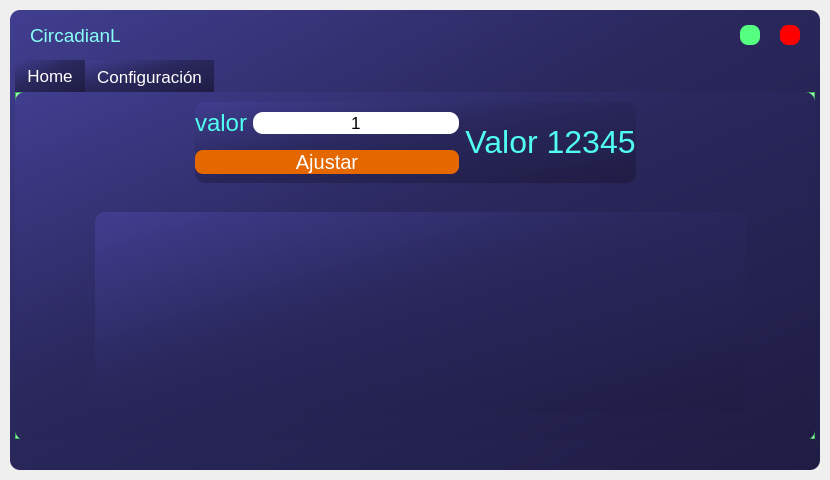
Before: the Qt Designer form UI/ECUI.ui in caverar/EstacionIluminacionCircadiana, drawn with Qt 5.
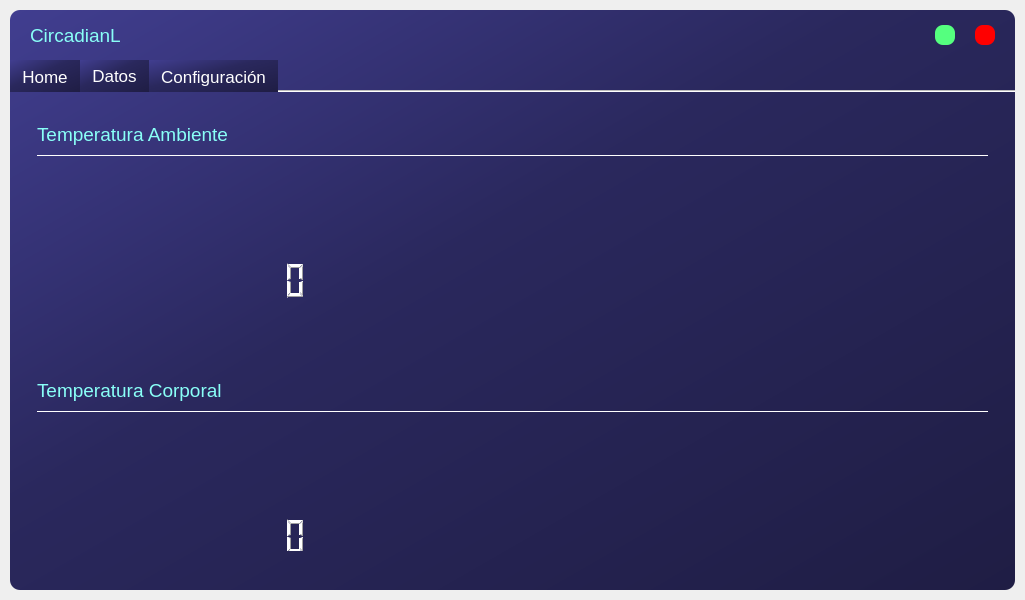
After: the same form once the commit is applied. The open tabs and pages were chosen to show the change.

Commit message: UI with organized data plot

What changed in the file:
```diff
--- a/UI/ECUI.ui
+++ b/UI/ECUI.ui
@@ -6,8 +6,8 @@
    <rect>
     <x>0</x>
     <y>0</y>
-    <width>830</width>
-    <height>480</height>
+    <width>1025</width>
+    <height>600</height>
    </rect>
   </property>
   <property name="windowTitle">
@@ -27,7 +27,7 @@
     <property name="bottomMargin">
      <number>10</number>
     </property>
-    <item row="0" column="0">
+    <item>
      <widget class="QFrame" name="drop_shadow_frame">
       <property name="enabled">
        <bool>true</bool>
@@ -239,8 +239,13 @@
        </item>
        <item>
         <widget class="QFrame" name="content_bar">
+         <property name="autoFillBackground">
+          <bool>false</bool>
+         </property>
          <property name="styleSheet">
-          <string notr="true">background-color:none;</string>
+          <string notr="true">background-color:none;
+border-radius: 0px;
+</string>
          </property>
          <property name="frameShape">
           <enum>QFrame::StyledPanel</enum>
@@ -248,24 +253,39 @@
          <property name="frameShadow">
           <enum>QFrame::Raised</enum>
          </property>
+         <property name="lineWidth">
+          <number>1</number>
+         </property>
          <layout class="QHBoxLayout" name="horizontalLayout_3">
           <property name="spacing">
            <number>0</number>
           </property>
+          <property name="sizeConstraint">
+           <enum>QLayout::SetDefaultConstraint</enum>
+          </property>
           <property name="leftMargin">
-           <number>5</number>
+           <number>0</number>
           </property>
           <property name="topMargin">
            <number>0</number>
           </property>
           <property name="rightMargin">
-           <number>5</number>
+           <number>0</number>
           </property>
           <property name="bottomMargin">
            <number>0</number>
           </property>
           <item>
            <widget class="QTabWidget" name="tabWidget">
+            <property name="enabled">
+             <bool>true</bool>
+            </property>
+            <property name="sizePolicy">
+             <sizepolicy hsizetype="Expanding" vsizetype="Expanding">
+              <horstretch>0</horstretch>
+              <verstretch>0</verstretch>
+             </sizepolicy>
+            </property>
             <property name="palette">
              <palette>
               <active>
@@ -784,10 +804,10 @@
              <enum>Qt::ElideNone</enum>
             </property>
             <property name="usesScrollButtons">
-             <bool>true</bool>
+             <bool>false</bool>
             </property>
             <property name="documentMode">
-             <bool>false</bool>
+             <bool>true</bool>
             </property>
             <property name="tabsClosable">
              <bool>false</bool>
@@ -799,83 +819,170 @@
              <bool>false</bool>
             </property>
             <widget class="QWidget" name="main_tab">
+             <property name="enabled">
+              <bool>true</bool>
+             </property>
+             <property name="sizePolicy">
+              <sizepolicy hsizetype="Expanding" vsizetype="Expanding">
+               <horstretch>0</horstretch>
+               <verstretch>0</verstretch>
+              </sizepolicy>
+             </property>
              <property name="autoFillBackground">
               <bool>false</bool>
              </property>
              <property name="styleSheet">
-              <string notr="true">   background-color: qlineargradient(spread:pad, x1:0, y1:0, x2:1, y2:1, stop:0       rgba(65, 62, 144, 255), stop:0.426316 rgba(42, 40, 93, 255), stop:1 rgba(31, 29, 68, 255));</string>
+              <string notr="true"/>
              </property>
              <attribute name="title">
               <string>Home</string>
              </attribute>
+             <widget class="QWidget" name="verticalLayoutWidget">
+              <property name="geometry">
+               <rect>
+                <x>350</x>
+                <y>150</y>
+                <width>571</width>
+                <height>221</height>
+               </rect>
+              </property>
+              <layout class="QVBoxLayout" name="data_plot_layout">
+               <property name="spacing">
+                <number>0</number>
+               </property>
+               <property name="sizeConstraint">
+                <enum>QLayout::SetMinimumSize</enum>
+               </property>
+               <property name="rightMargin">
+                <number>0</number>
+               </property>
+              </layout>
+             </widget>
+             <widget class="QPushButton" name="led_button">
+              <property name="geometry">
+               <rect>
+                <x>90</x>
+                <y>320</y>
+                <width>200</width>
+                <height>24</height>
+               </rect>
+              </property>
+              <property name="font">
+               <font>
+                <pointsize>15</pointsize>
+                <weight>50</weight>
+                <italic>false</italic>
+                <bold>false</bold>
+                <strikeout>false</strikeout>
+               </font>
+              </property>
+              <property name="styleSheet">
+               <string notr="true">
+
+QPushButton{
+	border:none;
+	border-radius: 8px;	
+	background-color: rgb(229, 103, 0);
+	color: rgb(255, 255, 255);
+}
+QPushButton:hover{
+	
+	background-color: rgba(229, 103, 0, 150);
+	color: rgb(255, 255, 255);
+}
+
+    </string>
+              </property>
+              <property name="text">
+               <string>Test LED</string>
+              </property>
+             </widget>
+             <widget class="QPushButton" name="connection_button">
+              <property name="geometry">
+               <rect>
+                <x>110</x>
+                <y>40</y>
+                <width>200</width>
+                <height>24</height>
+               </rect>
+              </property>
+              <property name="font">
+               <font>
+                <pointsize>15</pointsize>
+                <weight>50</weight>
+                <italic>false</italic>
+                <bold>false</bold>
+                <strikeout>false</strikeout>
+               </font>
+              </property>
+              <property name="styleSheet">
+               <string notr="true">
+
+QPushButton{
+	border:none;
+	border-radius: 8px;	
+	background-color: rgb(229, 103, 0);
+	color: rgb(255, 255, 255);
+}
+QPushButton:hover{
+	
+	background-color: rgba(229, 103, 0, 150);
+	color: rgb(255, 255, 255);
+}
+
+    </string>
+              </property>
+              <property name="text">
+               <string>Conectar</string>
+              </property>
+             </widget>
+             <widget class="QLabel" name="connection_status">
+              <property name="geometry">
+               <rect>
+                <x>310</x>
+                <y>50</y>
+                <width>200</width>
+                <height>25</height>
+               </rect>
+              </property>
+              <property name="minimumSize">
+               <size>
+                <width>200</width>
+                <height>0</height>
+               </size>
+              </property>
+              <property name="maximumSize">
+               <size>
+                <width>20</width>
+                <height>16777215</height>
+               </size>
+              </property>
+              <property name="font">
+               <font>
+                <pointsize>18</pointsize>
+               </font>
+              </property>
+              <property name="styleSheet">
+               <string notr="true">color: rgb(255, 255, 255);</string>
+              </property>
+              <property name="text">
+               <string>Desconectado</string>
+              </property>
+              <property name="alignment">
+               <set>Qt::AlignCenter</set>
+              </property>
+             </widget>
              <widget class="QWidget" name="layoutWidget">
               <property name="geometry">
                <rect>
-                <x>180</x>
-                <y>10</y>
-                <width>441</width>
-                <height>81</height>
+                <x>90</x>
+                <y>151</y>
+                <width>211</width>
+                <height>111</height>
                </rect>
               </property>
-              <layout class="QGridLayout" name="gridLayout">
-               <item row="0" column="0">
-                <widget class="QLabel" name="mult_label">
-                 <property name="font">
-                  <font>
-                   <pointsize>18</pointsize>
-                  </font>
-                 </property>
-                 <property name="styleSheet">
-                  <string notr="true">background-color: None;
-color: rgb(80, 255, 240);</string>
-                 </property>
-                 <property name="text">
-                  <string>valor</string>
-                 </property>
-                 <property name="alignment">
-                  <set>Qt::AlignCenter</set>
-                 </property>
-                </widget>
-               </item>
-               <item row="0" column="1">
-                <widget class="QLineEdit" name="mult_data">
-                 <property name="font">
-                  <font>
-                   <pointsize>13</pointsize>
-                  </font>
-                 </property>
-                 <property name="styleSheet">
-                  <string notr="true">background-color: rgb(255, 255, 255);
-</string>
-                 </property>
-                 <property name="text">
-                  <string>1</string>
-                 </property>
-                 <property name="alignment">
-                  <set>Qt::AlignCenter</set>
-                 </property>
-                </widget>
-               </item>
-               <item row="0" column="2" rowspan="2">
-                <widget class="QLabel" name="sample_data">
-                 <property name="font">
-                  <font>
-                   <pointsize>24</pointsize>
-                  </font>
-                 </property>
-                 <property name="styleSheet">
-                  <string notr="true">background-color: None;
-color: rgb(80, 255, 240);</string>
-                 </property>
-                 <property name="text">
-                  <string>Valor 12345</string>
-                 </property>
-                 <property name="alignment">
-                  <set>Qt::AlignCenter</set>
-                 </property>
-                </widget>
-               </item>
-               <item row="1" column="0" colspan="2">
+              <layout class="QVBoxLayout" name="verticalLayout_2">
+               <item>
                 <widget class="QPushButton" name="mult_button">
                  <property name="font">
                   <font>
@@ -904,19 +1011,52 @@
     </string>
                  </property>
                  <property name="text">
-                  <string>Ajustar</string>
+                  <string>Ajustar Multiplicador</string>
                  </property>
                 </widget>
                </item>
+               <item>
+                <widget class="QLineEdit" name="mult_data">
+                 <property name="font">
+                  <font>
+                   <pointsize>13</pointsize>
+                  </font>
+                 </property>
+                 <property name="styleSheet">
+                  <string notr="true">background-color: rgb(255, 255, 255);
+border-radius: 8px;	</string>
+                 </property>
+                 <property name="text">
+                  <string>1</string>
+                 </property>
+                 <property name="alignment">
+                  <set>Qt::AlignCenter</set>
+                 </property>
+                </widget>
+               </item>
+               <item>
+                <widget class="QLCDNumber" name="test_data_label">
+                 <property name="minimumSize">
+                  <size>
+                   <width>17</width>
+                   <height>50</height>
+                  </size>
+                 </property>
+                 <property name="styleSheet">
+                  <string notr="true">color: rgb(255, 255, 255);
+background-color: None;</string>
+                 </property>
+                </widget>
+               </item>
               </layout>
              </widget>
              <widget class="QWidget" name="verticalLayoutWidget">
               <property name="geometry">
                <rect>
-                <x>80</x>
-                <y>120</y>
-                <width>651</width>
-                <height>201</height>
+                <x>520</x>
+                <y>40</y>
+                <width>200</width>
+                <height>24</height>
                </rect>
               </property>
               <layout class="QVBoxLayout" name="data_plot_layout">
@@ -928,6 +1068,611 @@
                </property>
               </layout>
              </widget>
+             <widget class="QLabel" name="serialization_status">
+              <property name="geometry">
+               <rect>
+                <x>730</x>
+                <y>50</y>
+                <width>200</width>
+                <height>41</height>
+               </rect>
+              </property>
+              <property name="minimumSize">
+               <size>
+                <width>200</width>
+                <height>0</height>
+               </size>
+              </property>
+              <property name="maximumSize">
+               <size>
+                <width>20</width>
+                <height>16777215</height>
+               </size>
+              </property>
+              <property name="font">
+               <font>
+                <pointsize>18</pointsize>
+               </font>
+              </property>
+              <property name="styleSheet">
+               <string notr="true">color: rgb(255, 255, 255);</string>
+              </property>
+              <property name="text">
+               <string>Detenido</string>
+              </property>
+              <property name="alignment">
+               <set>Qt::AlignCenter</set>
+              </property>
+             </widget>
+             <widget class="QPushButton" name="stop_serialization_button">
+              <property name="geometry">
+               <rect>
+                <x>520</x>
+                <y>70</y>
+                <width>200</width>
+                <height>24</height>
+               </rect>
+              </property>
+              <property name="font">
+               <font>
+                <pointsize>15</pointsize>
+                <weight>50</weight>
+                <italic>false</italic>
+                <bold>false</bold>
+                <strikeout>false</strikeout>
+               </font>
+              </property>
+              <property name="styleSheet">
+               <string notr="true">
+
+QPushButton{
+	border:none;
+	border-radius: 8px;	
+	background-color: rgb(229, 103, 0);
+	color: rgb(255, 255, 255);
+}
+QPushButton:hover{
+	
+	background-color: rgba(229, 103, 0, 150);
+	color: rgb(255, 255, 255);
+}
+
+    </string>
+              </property>
+              <property name="text">
+               <string>Detener registro</string>
+              </property>
+             </widget>
+             <widget class="QPushButton" name="disconnection_button">
+              <property name="geometry">
+               <rect>
+                <x>110</x>
+                <y>70</y>
+                <width>200</width>
+                <height>24</height>
+               </rect>
+              </property>
+              <property name="font">
+               <font>
+                <pointsize>15</pointsize>
+                <weight>50</weight>
+                <italic>false</italic>
+                <bold>false</bold>
+                <strikeout>false</strikeout>
+               </font>
+              </property>
+              <property name="styleSheet">
+               <string notr="true">
+
+QPushButton{
+	border:none;
+	border-radius: 8px;	
+	background-color: rgb(229, 103, 0);
+	color: rgb(255, 255, 255);
+}
+QPushButton:hover{
+	
+	background-color: rgba(229, 103, 0, 150);
+	color: rgb(255, 255, 255);
+}
+
+    </string>
+              </property>
+              <property name="text">
+               <string>Desconectar</string>
+              </property>
+             </widget>
+            </widget>
+            <widget class="QWidget" name="data_tab">
+             <property name="autoFillBackground">
+              <bool>false</bool>
+             </property>
+             <property name="styleSheet">
+              <string notr="true"/>
+             </property>
+             <attribute name="title">
+              <string>Datos</string>
+             </attribute>
+             <layout class="QVBoxLayout" name="verticalLayout_3">
+              <item>
+               <widget class="QScrollArea" name="scrollArea">
+                <property name="mouseTracking">
+                 <bool>true</bool>
+                </property>
+                <property name="tabletTracking">
+                 <bool>true</bool>
+                </property>
+                <property name="contextMenuPolicy">
+                 <enum>Qt::DefaultContextMenu</enum>
+                </property>
+                <property name="acceptDrops">
+                 <bool>false</bool>
+                </property>
+                <property name="styleSheet">
+                 <string notr="true">background:transparent</string>
+                </property>
+                <property name="verticalScrollBarPolicy">
+                 <enum>Qt::ScrollBarAlwaysOff</enum>
+                </property>
+                <property name="horizontalScrollBarPolicy">
+                 <enum>Qt::ScrollBarAlwaysOff</enum>
+                </property>
+                <property name="widgetResizable">
+                 <bool>true</bool>
+                </property>
+                <widget class="QWidget" name="scrollAreaWidgetContents">
+                 <property name="geometry">
+                  <rect>
+                   <x>0</x>
+                   <y>0</y>
+                   <width>987</width>
+                   <height>524</height>
+                  </rect>
+                 </property>
+                 <property name="autoFillBackground">
+                  <bool>false</bool>
+                 </property>
+                 <property name="styleSheet">
+                  <string notr="true"/>
+                 </property>
+                 <layout class="QVBoxLayout" name="verticalLayout_5">
+                  <item>
+                   <widget class="QFrame" name="env_temp_frame">
+                    <property name="minimumSize">
+                     <size>
+                      <width>0</width>
+                      <height>250</height>
+                     </size>
+                    </property>
+                    <property name="maximumSize">
+                     <size>
+                      <width>16777215</width>
+                      <height>250</height>
+                     </size>
+                    </property>
+                    <property name="styleSheet">
+                     <string notr="true"/>
+                    </property>
+                    <property name="frameShape">
+                     <enum>QFrame::StyledPanel</enum>
+                    </property>
+                    <property name="frameShadow">
+                     <enum>QFrame::Raised</enum>
+                    </property>
+                    <layout class="QGridLayout" name="gridLayout">
+                     <item row="9" column="3" rowspan="5" colspan="2">
+                      <layout class="QVBoxLayout" name="env_temp_data_plot">
+                       <property name="spacing">
+                        <number>0</number>
+                       </property>
+                       <property name="sizeConstraint">
+                        <enum>QLayout::SetMinimumSize</enum>
+                       </property>
+                       <property name="rightMargin">
+                        <number>0</number>
+                       </property>
+                      </layout>
+                     </item>
+                     <item row="8" column="0" colspan="6">
+                      <spacer name="verticalSpacer_6">
+                       <property name="orientation">
+                        <enum>Qt::Vertical</enum>
+                       </property>
+                       <property name="sizeType">
+                        <enum>QSizePolicy::Maximum</enum>
+                       </property>
+                       <property name="sizeHint" stdset="0">
+                        <size>
+                         <width>20</width>
+                         <height>5</height>
+                        </size>
+                       </property>
+                      </spacer>
+                     </item>
+                     <item row="9" column="1">
+                      <spacer name="verticalSpacer_3">
+                       <property name="orientation">
+                        <enum>Qt::Vertical</enum>
+                       </property>
+                       <property name="sizeType">
+                        <enum>QSizePolicy::Maximum</enum>
+                       </property>
+                       <property name="sizeHint" stdset="0">
+                        <size>
+                         <width>20</width>
+                         <height>40</height>
+                        </size>
+                       </property>
+                      </spacer>
+                     </item>
+                     <item row="0" column="0" colspan="6">
+                      <widget class="QLabel" name="label_title_3">
+                       <property name="sizePolicy">
+                        <sizepolicy hsizetype="Expanding" vsizetype="Preferred">
+                         <horstretch>0</horstretch>
+                         <verstretch>0</verstretch>
+                        </sizepolicy>
+                       </property>
+                       <property name="minimumSize">
+                        <size>
+                         <width>0</width>
+                         <height>30</height>
+                        </size>
+                       </property>
+                       <property name="maximumSize">
+                        <size>
+                         <width>16777215</width>
+                         <height>30</height>
+                        </size>
+                       </property>
+                       <property name="font">
+                        <font>
+                         <pointsize>14</pointsize>
+                        </font>
+                       </property>
+                       <property name="autoFillBackground">
+                        <bool>false</bool>
+                       </property>
+                       <property name="styleSheet">
+                        <string notr="true">color: rgb(137, 255, 247);	
+background-color: None;</string>
+                       </property>
+                       <property name="text">
+                        <string>Temperatura Ambiente</string>
+                       </property>
+                      </widget>
+                     </item>
+                     <item row="1" column="0" colspan="6">
+                      <widget class="Line" name="line">
+                       <property name="sizePolicy">
+                        <sizepolicy hsizetype="Expanding" vsizetype="Maximum">
+                         <horstretch>0</horstretch>
+                         <verstretch>0</verstretch>
+                        </sizepolicy>
+                       </property>
+                       <property name="maximumSize">
+                        <size>
+                         <width>16777215</width>
+                         <height>1</height>
+                        </size>
+                       </property>
+                       <property name="styleSheet">
+                        <string notr="true">color: rgb(255, 255, 255);
+background-color: rgb(255, 255, 255);</string>
+                       </property>
+                       <property name="orientation">
+                        <enum>Qt::Horizontal</enum>
+                       </property>
+                      </widget>
+                     </item>
+                     <item row="12" column="5" rowspan="2">
+                      <spacer name="horizontalSpacer_5">
+                       <property name="orientation">
+                        <enum>Qt::Horizontal</enum>
+                       </property>
+                       <property name="sizeType">
+                        <enum>QSizePolicy::Maximum</enum>
+                       </property>
+                       <property name="sizeHint" stdset="0">
+                        <size>
+                         <width>40</width>
+                         <height>20</height>
+                        </size>
+                       </property>
+                      </spacer>
+                     </item>
+                     <item row="13" column="1">
+                      <spacer name="verticalSpacer_4">
+                       <property name="orientation">
+                        <enum>Qt::Vertical</enum>
+                       </property>
+                       <property name="sizeType">
+                        <enum>QSizePolicy::Maximum</enum>
+                       </property>
+                       <property name="sizeHint" stdset="0">
+                        <size>
+                         <width>20</width>
+                         <height>40</height>
+                        </size>
+                       </property>
+                      </spacer>
+                     </item>
+                     <item row="12" column="0">
+                      <spacer name="horizontalSpacer_4">
+                       <property name="orientation">
+                        <enum>Qt::Horizontal</enum>
+                       </property>
+                       <property name="sizeType">
+                        <enum>QSizePolicy::Maximum</enum>
+                       </property>
+                       <property name="sizeHint" stdset="0">
+                        <size>
+                         <width>40</width>
+                         <height>20</height>
+                        </size>
+                       </property>
+                      </spacer>
+                     </item>
+                     <item row="12" column="2">
+                      <spacer name="horizontalSpacer_6">
+                       <property name="orientation">
+                        <enum>Qt::Horizontal</enum>
+                       </property>
+                       <property name="sizeType">
+                        <enum>QSizePolicy::Maximum</enum>
+                       </property>
+                       <property name="sizeHint" stdset="0">
+                        <size>
+                         <width>40</width>
+                         <height>20</height>
+                        </size>
+                       </property>
+                      </spacer>
+                     </item>
+                     <item row="12" column="1">
+                      <widget class="QLCDNumber" name="env_temp_data_lcd">
+                       <property name="minimumSize">
+                        <size>
+                         <width>17</width>
+                         <height>50</height>
+                        </size>
+                       </property>
+                       <property name="maximumSize">
+                        <size>
+                         <width>100</width>
+                         <height>16777215</height>
+                        </size>
+                       </property>
+                       <property name="styleSheet">
+                        <string notr="true">color: rgb(255, 255, 255);
+background-color: None;</string>
+                       </property>
+                      </widget>
+                     </item>
+                    </layout>
+                   </widget>
+                  </item>
+                  <item>
+                   <widget class="QFrame" name="body_temp_frame">
+                    <property name="minimumSize">
+                     <size>
+                      <width>0</width>
+                      <height>250</height>
+                     </size>
+                    </property>
+                    <property name="maximumSize">
+                     <size>
+                      <width>16777215</width>
+                      <height>250</height>
+                     </size>
+                    </property>
+                    <property name="styleSheet">
+                     <string notr="true"/>
+                    </property>
+                    <property name="frameShape">
+                     <enum>QFrame::StyledPanel</enum>
+                    </property>
+                    <property name="frameShadow">
+                     <enum>QFrame::Raised</enum>
+                    </property>
+                    <layout class="QGridLayout" name="gridLayout_3">
+                     <item row="9" column="3" rowspan="5" colspan="2">
+                      <layout class="QVBoxLayout" name="body_temp_data_plot">
+                       <property name="spacing">
+                        <number>0</number>
+                       </property>
+                       <property name="sizeConstraint">
+                        <enum>QLayout::SetMinimumSize</enum>
+                       </property>
+                       <property name="rightMargin">
+                        <number>0</number>
+                       </property>
+                      </layout>
+                     </item>
+                     <item row="8" column="0" colspan="6">
+                      <spacer name="verticalSpacer_9">
+                       <property name="orientation">
+                        <enum>Qt::Vertical</enum>
+                       </property>
+                       <property name="sizeType">
+                        <enum>QSizePolicy::Maximum</enum>
+                       </property>
+                       <property name="sizeHint" stdset="0">
+                        <size>
+                         <width>20</width>
+                         <height>5</height>
+                        </size>
+                       </property>
+                      </spacer>
+                     </item>
+                     <item row="9" column="1">
+                      <spacer name="verticalSpacer_10">
+                       <property name="orientation">
+                        <enum>Qt::Vertical</enum>
+                       </property>
+                       <property name="sizeType">
+                        <enum>QSizePolicy::Maximum</enum>
+                       </property>
+                       <property name="sizeHint" stdset="0">
+                        <size>
+                         <width>20</width>
+                         <height>40</height>
+                        </size>
+                       </property>
+                      </spacer>
+                     </item>
+                     <item row="0" column="0" colspan="6">
+                      <widget class="QLabel" name="label_title_5">
+                       <property name="sizePolicy">
+                        <sizepolicy hsizetype="Expanding" vsizetype="Preferred">
+                         <horstretch>0</horstretch>
+                         <verstretch>0</verstretch>
+                        </sizepolicy>
+                       </property>
+                       <property name="minimumSize">
+                        <size>
+                         <width>0</width>
+                         <height>30</height>
+                        </size>
+                       </property>
+                       <property name="maximumSize">
+                        <size>
+                         <width>16777215</width>
+                         <height>30</height>
+                        </size>
+                       </property>
+                       <property name="font">
+                        <font>
+                         <pointsize>14</pointsize>
+                        </font>
+                       </property>
+                       <property name="autoFillBackground">
+                        <bool>false</bool>
+                       </property>
+                       <property name="styleSheet">
+                        <string notr="true">color: rgb(137, 255, 247);	
+background-color: None;</string>
+                       </property>
+                       <property name="text">
+                        <string>Temperatura Corporal</string>
+                       </property>
+                      </widget>
+                     </item>
+                     <item row="1" column="0" colspan="6">
+                      <widget class="Line" name="line_3">
+                       <property name="sizePolicy">
+                        <sizepolicy hsizetype="Expanding" vsizetype="Maximum">
+                         <horstretch>0</horstretch>
+                         <verstretch>0</verstretch>
+                        </sizepolicy>
+                       </property>
+                       <property name="maximumSize">
+                        <size>
+                         <width>16777215</width>
+                         <height>1</height>
+                        </size>
+                       </property>
+                       <property name="styleSheet">
+                        <string notr="true">color: rgb(255, 255, 255);
+background-color: rgb(255, 255, 255);</string>
+                       </property>
+                       <property name="orientation">
+                        <enum>Qt::Horizontal</enum>
+                       </property>
+                      </widget>
+                     </item>
+                     <item row="12" column="5" rowspan="2">
+                      <spacer name="horizontalSpacer_10">
+                       <property name="orientation">
+                        <enum>Qt::Horizontal</enum>
+                       </property>
+                       <property name="sizeType">
+                        <enum>QSizePolicy::Maximum</enum>
+                       </property>
+                       <property name="sizeHint" stdset="0">
+                        <size>
+                         <width>40</width>
+                         <height>20</height>
+                        </size>
+                       </property>
+                      </spacer>
+                     </item>
+                     <item row="13" column="1">
+                      <spacer name="verticalSpacer_11">
+                       <property name="orientation">
+                        <enum>Qt::Vertical</enum>
+                       </property>
+                       <property name="sizeType">
+                        <enum>QSizePolicy::Maximum</enum>
+                       </property>
+                       <property name="sizeHint" stdset="0">
+                        <size>
+                         <width>20</width>
+                         <height>40</height>
+                        </size>
+                       </property>
+                      </spacer>
+                     </item>
+                     <item row="12" column="0">
+                      <spacer name="horizontalSpacer_11">
+                       <property name="orientation">
+                        <enum>Qt::Horizontal</enum>
+                       </property>
+                       <property name="sizeType">
+                        <enum>QSizePolicy::Maximum</enum>
+                       </property>
+                       <property name="sizeHint" stdset="0">
+                        <size>
+                         <width>40</width>
+                         <height>20</height>
+                        </size>
+                       </property>
+                      </spacer>
+                     </item>
+                     <item row="12" column="2">
+                      <spacer name="horizontalSpacer_12">
+                       <property name="orientation">
+                        <enum>Qt::Horizontal</enum>
+                       </property>
+                       <property name="sizeType">
+                        <enum>QSizePolicy::Maximum</enum>
+                       </property>
+                       <property name="sizeHint" stdset="0">
+                        <size>
+                         <width>40</width>
+                         <height>20</height>
+                        </size>
+                       </property>
+                      </spacer>
+                     </item>
+                     <item row="12" column="1">
+                      <widget class="QLCDNumber" name="body_temp_data_lcd">
+                       <property name="minimumSize">
+                        <size>
+                         <width>17</width>
+                         <height>50</height>
+                        </size>
+                       </property>
+                       <property name="maximumSize">
+                        <size>
+                         <width>100</width>
+                         <height>16777215</height>
+                        </size>
+                       </property>
+                       <property name="styleSheet">
+                        <string notr="true">color: rgb(255, 255, 255);
+background-color: None;</string>
+                       </property>
+                      </widget>
+                     </item>
+                    </layout>
+                   </widget>
+                  </item>
+                 </layout>
+                </widget>
+               </widget>
+              </item>
+             </layout>
             </widget>
             <widget class="QWidget" name="config_tab">
              <property name="styleSheet">
@@ -970,7 +1715,7 @@
          <property name="maximumSize">
           <size>
            <width>16777215</width>
-           <height>30</height>
+           <height>45</height>
           </size>
          </property>
          <property name="styleSheet">
```
Left out of the diff: 70 changed lines with no effect on the pictures. The commit also changes 8 other files.
